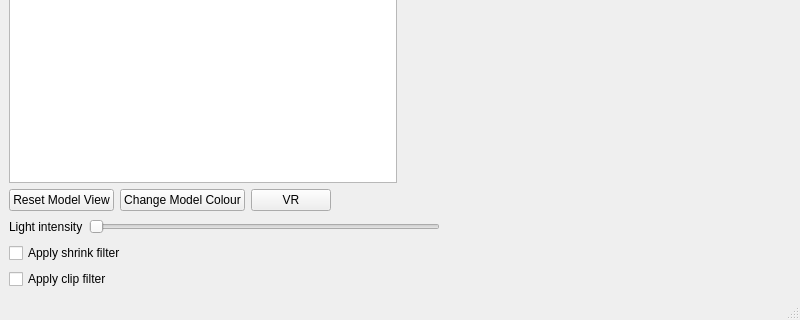
The window that vr/mainwindow.ui (nathanjeerk/2023_GROUP_7) describes before a commit, drawn with Qt 5; both pictures show x 0 to 800 and y 280 to 600 of the 800 by 600 pixel window.
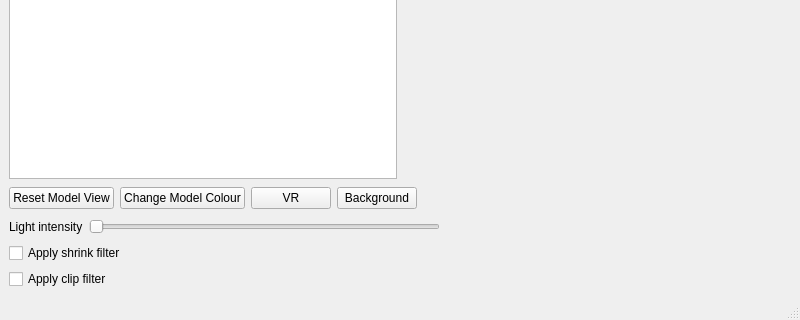
The same window after the commit. Icons and pictures are not drawn. Custom widgets are drawn as their Qt base class.

Commit message: Added Background option

The edit to the form file:
```diff
--- a/vr/mainwindow.ui
+++ b/vr/mainwindow.ui
@@ -43,6 +43,8 @@
      </layout>
     </item>
     <item>
+     <layout class="QHBoxLayout" name="horizontalLayout_4">
+      <item>
      <layout class="QHBoxLayout" name="horizontalLayout_2">
       <item>
        <widget class="QPushButton" name="resetModelView">
@@ -65,6 +67,15 @@
         </property>
        </widget>
       </item>
+       </layout>
+      </item>
+      <item>
+       <widget class="QPushButton" name="pushButton">
+        <property name="text">
+         <string>Background</string>
+        </property>
+       </widget>
+      </item>
       <item>
        <spacer name="horizontalSpacer">
         <property name="orientation">
@@ -72,8 +83,8 @@
         </property>
         <property name="sizeHint" stdset="0">
          <size>
-          <width>40</width>
-          <height>20</height>
+          <width>37</width>
+          <height>26</height>
          </size>
         </property>
        </spacer>
```
Left out of the diff: 2 changed lines with no effect on the pictures. Lines whose indentation alone changed are shown as unchanged. The commit also changes 3 other files.
